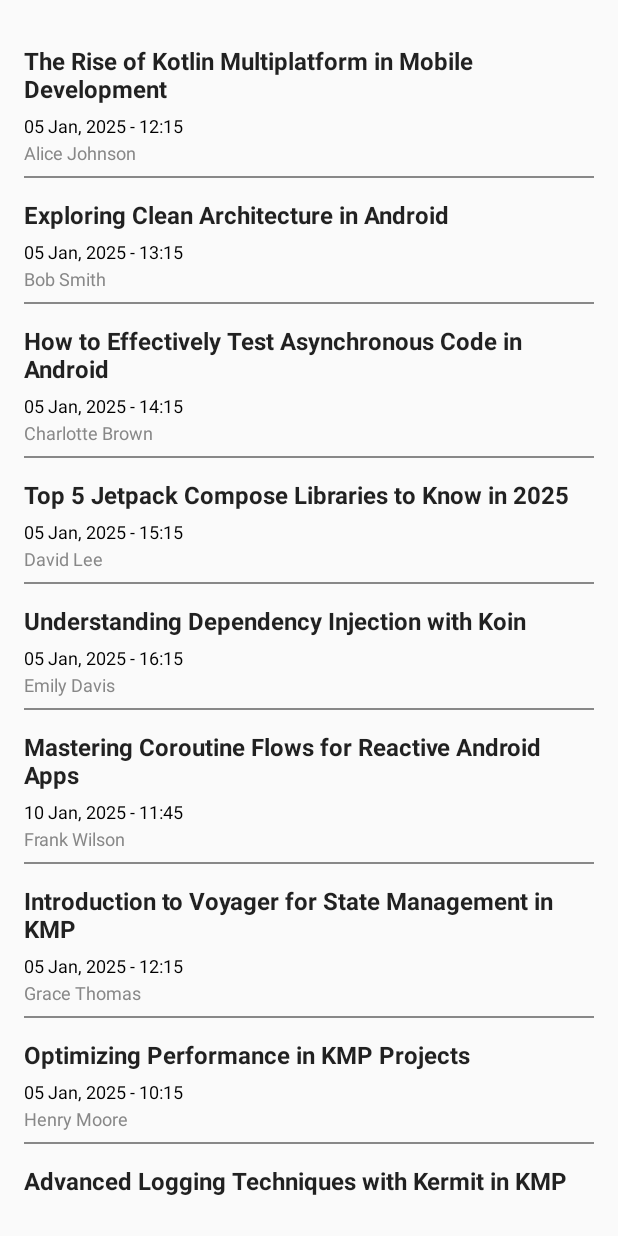
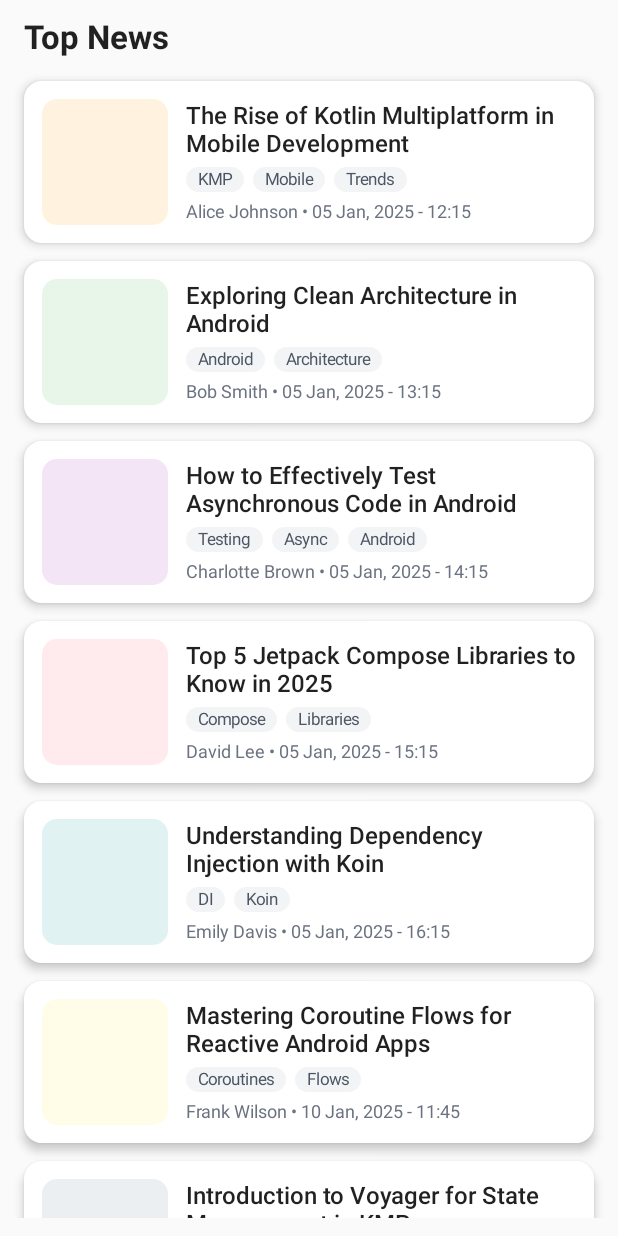
Before and after one commit to nsmirosh/KMP-for-Android-devs, an Android app built with Jetpack Compose: the screen it shows after launch (MainActivity), on a phone screen of 412 x 824 dp. Run offline under Robolectric (Android 15) with nearby library versions, the phone set to English and light mode, and no system bars; pictures from the network do not load.

Commit message:
Build a new neat UI for the app

```diff
--- a/composeApp/build.gradle.kts
+++ b/composeApp/build.gradle.kts
@@ -43,6 +43,8 @@ kotlin {
             implementation(libs.androidx.lifecycle.viewmodel)
             implementation(libs.androidx.lifecycle.runtime.compose)
             implementation(libs.viewmodel.compose)
+            // Image loading (Compose Multiplatform)
+            implementation(libs.coil3.compose)
         }
     }
 }
--- a/composeApp/src/commonMain/kotlin/com/learnkmp/newsapp/models/Article.kt
+++ b/composeApp/src/commonMain/kotlin/com/learnkmp/newsapp/models/Article.kt
@@ -1,9 +1,16 @@
 package com.learnkmp.newsapp.models
 
+/**
+ * Represents a news article for the feed UI.
+ * imageUrl: optional image URL coming with the article.
+ * keywords: optional list of keywords/tags for the article.
+ */
 data class Article(
     val id: Int,
     val author: String,
     val publishedAt: String,
     val title: String,
     val url: String,
+    val imageUrl: String? = null,
+    val keywords: List<String> = emptyList(),
 )
--- a/composeApp/src/commonMain/kotlin/com/learnkmp/newsapp/ui/App.kt
+++ b/composeApp/src/commonMain/kotlin/com/learnkmp/newsapp/ui/App.kt
@@ -4,27 +4,35 @@ import androidx.compose.foundation.background
 import androidx.compose.foundation.layout.Arrangement
 import androidx.compose.foundation.layout.Box
 import androidx.compose.foundation.layout.Column
+import androidx.compose.foundation.layout.PaddingValues
 import androidx.compose.foundation.layout.Row
+import androidx.compose.foundation.layout.Spacer
 import androidx.compose.foundation.layout.fillMaxSize
 import androidx.compose.foundation.layout.fillMaxWidth
-import androidx.compose.foundation.layout.height
 import androidx.compose.foundation.layout.padding
+import androidx.compose.foundation.layout.size
 import androidx.compose.foundation.lazy.LazyColumn
 import androidx.compose.foundation.lazy.items
+import androidx.compose.foundation.shape.RoundedCornerShape
+import androidx.compose.material.Card
 import androidx.compose.material.MaterialTheme
 import androidx.compose.material.Text
 import androidx.compose.runtime.Composable
-import androidx.compose.runtime.collectAsState
 import androidx.compose.runtime.getValue
 import androidx.compose.ui.Alignment
 import androidx.compose.ui.Modifier
+import androidx.compose.ui.draw.clip
 import androidx.compose.ui.graphics.Color
+import androidx.compose.ui.graphics.painter.ColorPainter
+import androidx.compose.ui.layout.ContentScale
 import androidx.compose.ui.text.TextStyle
 import androidx.compose.ui.text.font.FontWeight
+import androidx.compose.ui.text.style.TextOverflow
 import androidx.compose.ui.unit.dp
 import androidx.compose.ui.unit.sp
 import androidx.lifecycle.compose.collectAsStateWithLifecycle
 import androidx.lifecycle.viewmodel.compose.viewModel
+import coil3.compose.AsyncImage
 import com.learnkmp.newsapp.models.Article
 import com.learnkmp.newsapp.utils.formatDateTime
 import org.jetbrains.compose.ui.tooling.preview.Preview
@@ -33,7 +41,7 @@ import org.jetbrains.compose.ui.tooling.preview.Preview
 @Preview
 fun App() {
     MaterialTheme {
-        FeedList(modifier = Modifier.fillMaxSize().padding(16.dp))
+        FeedList(modifier = Modifier.fillMaxSize().padding(horizontal = 16.dp, vertical = 12.dp))
     }
 }
 
@@ -42,13 +50,21 @@ fun FeedList(
     viewModel: ArticleViewModel = viewModel { ArticleViewModel() },
     modifier: Modifier = Modifier,
 ) {
-    println("FeedList called")
     val articles by viewModel.articles.collectAsStateWithLifecycle()
-    LazyColumn(modifier = modifier) {
+    LazyColumn(
+        modifier = modifier,
+        contentPadding = PaddingValues(bottom = 24.dp),
+        verticalArrangement = Arrangement.spacedBy(12.dp)
+    ) {
+        item {
+            Text(
+                text = "Top News",
+                style = TextStyle(fontWeight = FontWeight.Bold, fontSize = 22.sp)
+            )
+            Spacer(modifier = Modifier.padding(top = 4.dp))
+        }
         items(articles) { article ->
-            ArticleItem(
-                article = article,
-            )
+            ArticleItem(article = article)
         }
     }
 }
@@ -58,53 +74,91 @@ fun ArticleItem(
     article: Article,
     modifier: Modifier = Modifier,
 ) {
-    Column(modifier = modifier) {
+    Card(
+        modifier = modifier.fillMaxWidth(),
+        shape = RoundedCornerShape(12.dp),
+        elevation = 4.dp
+    ) {
         Row(
             modifier = Modifier
                 .fillMaxWidth()
-                .padding(top = 16.dp),
-            verticalAlignment = Alignment.Top
-        ) {
-            Text(
-                modifier = Modifier
-                    .fillMaxWidth()
-                    .weight(1f),
-                text = article.title,
-                style = TextStyle(fontWeight = FontWeight.Bold, fontSize = 16.sp)
-            )
-        }
-        Row(
-            modifier = Modifier.fillMaxWidth(),
-            horizontalArrangement = Arrangement.SpaceBetween,
+                .padding(12.dp),
             verticalAlignment = Alignment.CenterVertically
         ) {
-            Column {
+            val tint = pastelColors[article.id % pastelColors.size]
+            AsyncImage(
+                model = article.imageUrl,
+                contentDescription = null,
+                modifier = Modifier
+                    .size(84.dp)
+                    .clip(RoundedCornerShape(10.dp)),
+                contentScale = ContentScale.Crop,
+                placeholder = ColorPainter(tint),
+                error = ColorPainter(tint)
+            )
+
+            Spacer(modifier = Modifier.size(12.dp))
+
+            Column(modifier = Modifier.weight(1f)) {
                 Text(
-                    modifier = Modifier.padding(top = 8.dp),
-                    text = formatDateTime(article.publishedAt),
-                    style = TextStyle(
-                        fontSize = 12.sp,
-                        color = Color.Black
-                    )
+                    text = article.title,
+                    style = TextStyle(fontWeight = FontWeight.SemiBold, fontSize = 16.sp),
+                    maxLines = 2,
+                    overflow = TextOverflow.Ellipsis
                 )
-                if (article.author.isNotEmpty()) {
-                    Text(
-                        modifier = Modifier.padding(top = 4.dp),
-                        text = article.author,
-                        style = TextStyle(
-                            fontSize = 12.sp,
-                            color = Color.Gray
-                        )
-                    )
+
+                if (article.keywords.isNotEmpty()) {
+                    Spacer(modifier = Modifier.size(6.dp))
+                    Row(horizontalArrangement = Arrangement.spacedBy(6.dp)) {
+                        article.keywords.take(3).forEach { kw ->
+                            KeywordChip(text = kw)
+                        }
+                    }
                 }
+
+                Spacer(modifier = Modifier.size(6.dp))
+
+                val source = article.author.ifBlank { extractHost(article.url) }
+                Text(
+                    text = "$source • ${formatDateTime(article.publishedAt)}",
+                    style = TextStyle(fontSize = 12.sp, color = Color(0xFF6B7280))
+                )
             }
         }
-        Box(
-            modifier = Modifier
-                .padding(top = 8.dp)
-                .fillMaxWidth()
-                .height(1.dp)
-                .background(Color.Gray)
+    }
+}
+
+@Composable
+private fun KeywordChip(text: String) {
+    Box(
+        modifier = Modifier
+            .background(color = Color(0xFFF3F4F6), shape = RoundedCornerShape(50))
+            .padding(horizontal = 8.dp, vertical = 2.dp),
+        contentAlignment = Alignment.Center
+    ) {
+        Text(
+            text = text,
+            style = TextStyle(fontSize = 11.sp, color = Color(0xFF4B5563))
         )
     }
 }
+
+private fun extractHost(url: String): String {
+    var u = url.trim()
+    if (u.startsWith("https://")) u = u.removePrefix("https://")
+    if (u.startsWith("http://")) u = u.removePrefix("http://")
+    u = u.substringBefore('/')
+    if (u.startsWith("www.")) u = u.removePrefix("www.")
+    return u.ifBlank { "news" }
+}
+
+private val pastelColors = listOf(
+    Color(0xFFE3F2FD), // light blue
+    Color(0xFFFFF3E0), // light orange
+    Color(0xFFE8F5E9), // light green
+    Color(0xFFF3E5F5), // light purple
+    Color(0xFFFFEBEE), // light red
+    Color(0xFFE0F2F1), // teal
+    Color(0xFFFFFDE7), // yellow
+    Color(0xFFECEFF1)  // blue grey
+)
--- a/composeApp/src/commonMain/kotlin/com/learnkmp/newsapp/ui/ArticleViewModel.kt
+++ b/composeApp/src/commonMain/kotlin/com/learnkmp/newsapp/ui/ArticleViewModel.kt
@@ -11,56 +11,72 @@ private val fakeArticles = listOf(
         author = "Alice Johnson",
         publishedAt = "2025-01-05 12:15:00",
         title = "The Rise of Kotlin Multiplatform in Mobile Development",
-        url = "https://example.com/kotlin-multiplatform"
+        url = "https://example.com/kotlin-multiplatform",
+        imageUrl = "https://picsum.photos/seed/1/300/200",
+        keywords = listOf("KMP", "Mobile", "Trends")
     ),
     Article(
         id = 2,
         author = "Bob Smith",
         publishedAt = "2025-01-05 13:15:00",
         title = "Exploring Clean Architecture in Android",
-        url = "https://example.com/clean-architecture-android"
+        url = "https://example.com/clean-architecture-android",
+        imageUrl = "https://picsum.photos/seed/2/300/200",
+        keywords = listOf("Android", "Architecture")
     ),
     Article(
         id = 3,
         author = "Charlotte Brown",
         publishedAt = "2025-01-05 14:15:00",
         title = "How to Effectively Test Asynchronous Code in Android",
-        url = "https://example.com/testing-async-android"
+        url = "https://example.com/testing-async-android",
+        imageUrl = "https://picsum.photos/seed/3/300/200",
+        keywords = listOf("Testing", "Async", "Android")
     ),
     Article(
         id = 4,
         author = "David Lee",
         publishedAt = "2025-01-05 15:15:00",
         title = "Top 5 Jetpack Compose Libraries to Know in 2025",
-        url = "https://example.com/jetpack-compose-libraries"
+        url = "https://example.com/jetpack-compose-libraries",
+        imageUrl = "https://picsum.photos/seed/4/300/200",
+        keywords = listOf("Compose", "Libraries")
     ),
     Article(
         id = 5,
         author = "Emily Davis",
         publishedAt = "2025-01-05 16:15:00",
         title = "Understanding Dependency Injection with Koin",
-        url = "https://example.com/dependency-injection-koin"
+        url = "https://example.com/dependency-injection-koin",
+        imageUrl = "https://picsum.photos/seed/5/300/200",
+        keywords = listOf("DI", "Koin")
     ),
     Article(
         id = 6,
         author = "Frank Wilson",
         publishedAt = "2025-01-10 11:45:00",
         title = "Mastering Coroutine Flows for Reactive Android Apps",
-        url = "https://example.com/coroutine-flows"
+        url = "https://example.com/coroutine-flows",
+        imageUrl = "https://picsum.photos/seed/6/300/200",
+        keywords = listOf("Coroutines", "Flows")
     ),
     Article(
         id = 7,
         author = "Grace Thomas",
         publishedAt = "2025-01-05 12:15:00",
         title = "Introduction to Voyager for State Management in KMP",
-        url = "https://example.com/voyager-state-management"
+        url = "https://example.com/voyager-state-management",
+        imageUrl = "https://picsum.photos/seed/7/300/200",
+        keywords = listOf("KMP", "State", "Voyager")
     ),
     Article(
         id = 8,
         author = "Henry Moore",
         publishedAt = "2025-01-05 10:15:00",
         title = "Optimizing Performance in KMP Projects",
-        url = "https://example.com/optimizing-kmp-performance"
+        url = "https://example.com/optimizing-kmp-performance",
+        imageUrl = "https://picsum.photos/seed/8/300/200",
+        keywords = listOf("Performance", "KMP")
     ),
 
     Article(
@@ -68,21 +84,27 @@ private val fakeArticles = listOf(
         author = "Ivy Martinez",
         publishedAt = "2025-01-05 12:15:00",
         title = "Advanced Logging Techniques with Kermit in KMP",
-        url = "https://example.com/kermit-logging-kmp"
+        url = "https://example.com/kermit-logging-kmp",
+        imageUrl = "https://picsum.photos/seed/9/300/200",
+        keywords = listOf("Logging", "Kermit")
     ),
     Article(
         id = 10,
         author = "Jack Anderson",
         publishedAt = "2025-01-05 12:15:00",
         title = "Building Accessible UIs with Compose Multiplatform",
-        url = "https://example.com/accessible-ui-compose"
+        url = "https://example.com/accessible-ui-compose",
+        imageUrl = "https://picsum.photos/seed/10/300/200",
+        keywords = listOf("Accessibility", "Compose")
     ),
     Article(
         id = 11,
         author = "Karen Phillips",
         publishedAt = "2025-01-05 12:15:00",
         title = "Best Practices for Error Handling in KMP Applications",
-        url = "https://example.com/error-handling-kmp"
+        url = "https://example.com/error-handling-kmp",
+        imageUrl = "https://picsum.photos/seed/11/300/200",
+        keywords = listOf("Errors", "Best Practices")
     )
 )
 
--- a/gradle/libs.versions.toml
+++ b/gradle/libs.versions.toml
@@ -7,14 +7,14 @@ androidx-activityCompose = "1.11.0"
 androidx-lifecycle = "2.9.3"
 compose-multiplatform = "1.8.2"
 kotlin = "2.2.20"
+coil3 = "3.3.0"
 
 [libraries]
 androidx-activity-compose = { module = "androidx.activity:activity-compose", version.ref = "androidx-activityCompose" }
 androidx-lifecycle-viewmodel = { group = "org.jetbrains.androidx.lifecycle", name = "lifecycle-viewmodel", version.ref = "androidx-lifecycle" }
 viewmodel-compose = { group = "org.jetbrains.androidx.lifecycle", name = "lifecycle-viewmodel-compose", version.ref = "androidx-lifecycle" }
 androidx-lifecycle-runtime-compose = { group = "org.jetbrains.androidx.lifecycle", name = "lifecycle-runtime-compose", version.ref = "androidx-lifecycle" }
-
-#viewmodel = { module = "org.jetbrains.androidx.lifecycle:lifecycle-viewmodel-compose", version.ref = "androidx-lifecycle" }
+coil3-compose = { group = "io.coil-kt.coil3", name = "coil-compose", version.ref = "coil3" }
 
 [plugins]
 androidApplication = { id = "com.android.application", version.ref = "agp" }
```
